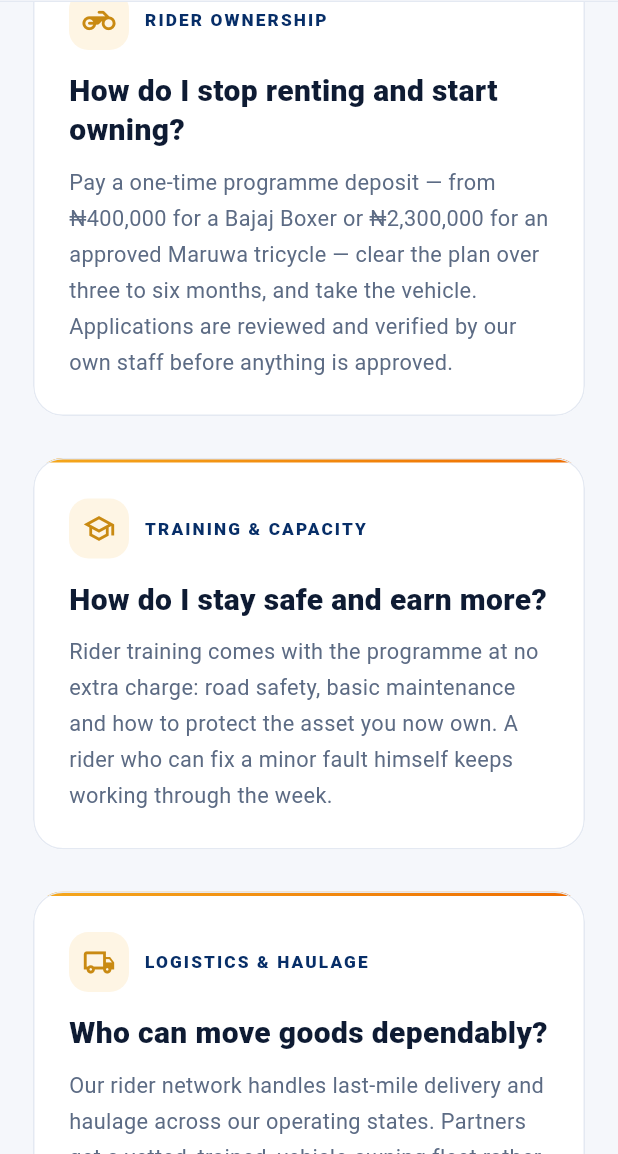
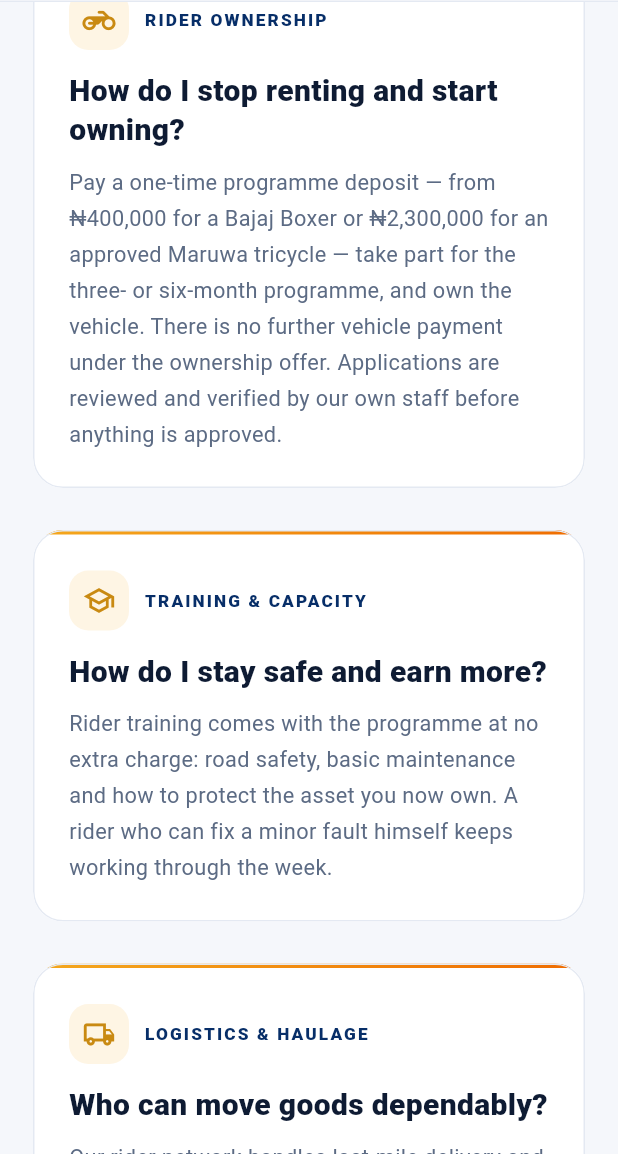
Before and after one commit to thompsonmoses-web/teamak-portal, a Flutter app: the WhatWeDoPage screen opened by its route, scrolled down 576 dp, on a phone screen of 412 x 824 dp, the part 82-1236 px from its top. Run offline on Flutter 3.47's test engine with Material 3 defaults, Android fonts, the phone set to English and light mode, and no system bars; our stand-ins replace go_router, shared_preferences; accounts and stored records are empty; network calls fail.

Commit message:
Correct the price list against the signed-off form spec
- Tricycle promo quoted a fabricated 'from just N450,000' - the price list has one Maruwa figure: N2,300,000 (3-month programme); corrected on both banners and the hero mockup (which now shows the real N400,000 entry price)
- The form note says the deposit is ONE-TIME with no further vehicle payment: removed the 'instalment plan' claims on both promo banners, rewrote the What-we-do pillar and the FAQ cost answer to state one-time deposit + programme duration
- All three tier prices verified against docs/form-spec.md: 650,000/3mo, 400,000/6mo, 2,300,000/3mo - server, demo mirror, wizard, dashboard and staff pages already matched

```diff
--- a/app/lib/pages/faq_page.dart
+++ b/app/lib/pages/faq_page.dart
@@ -501,10 +501,12 @@ const List<_FaqEntry> _questions = <_FaqEntry>[
   _FaqEntry(
     'Approval & payment',
     'What do the programmes cost?',
-    'There are three ownership tracks: Okada at ₦650,000 over 3 months, '
-        'Okada at ₦400,000 over 6 months, and Maruwa at ₦2,300,000 over '
-        '3 months. The programme you pick in the form is what staff '
-        'confirm with you at approval.',
+    'There are three ownership tracks, each with a one-time programme '
+        'deposit: Okada ₦650,000 (3-month programme), Okada ₦400,000 '
+        '(6-month programme), and Maruwa ₦2,300,000 (3-month programme). '
+        'The deposit covers the machine — there is no further vehicle '
+        'payment under the ownership offer. The programme you pick in the '
+        'form is what staff confirm with you at approval.',
   ),
   _FaqEntry(
     'Approval & payment',
--- a/app/lib/pages/landing_page.dart
+++ b/app/lib/pages/landing_page.dart
@@ -118,8 +118,8 @@ class _LandingPageState extends State<LandingPage> {
                   title: 'BAJAJ BOXER — LIMITED PROMO',
                   headline: 'Own a brand-new Bajaj Boxer\nfrom just ₦400,000',
                   mobileHeadline: 'Own a brand-new Bajaj Boxer from just ₦400,000',
-                  benefits: '6-month instalment plan · One-time deposit · Free rider training',
-                  mobileBenefits: '6-month plan · One-time deposit · Free training',
+                  benefits: 'One-time deposit · 6-month programme · Free rider training',
+                  mobileBenefits: 'One-time deposit · 6-month plan · Free training',
                   slots: '⚡ Only 12 slots left',
                   mobileSlots: '⚡ Only 12 slots left this month',
                   deadline: promoEnd,
@@ -136,10 +136,10 @@ class _LandingPageState extends State<LandingPage> {
                   badgeGradient: const <Color>[Color(0xFF00897B), Color(0xFF26A69A)],
                   badgeShadow: const Color(0xFF00897B),
                   title: 'BAJAJ TRICYCLE — FAMILY & BUSINESS',
-                  headline: 'Own a Bajaj tricycle\nfrom just ₦450,000',
-                  mobileHeadline: 'Own a Bajaj tricycle from just ₦450,000',
-                  benefits: '6-month instalment plan · High earning capacity · Free maintenance training',
-                  mobileBenefits: '6-month plan · High earnings · Free training',
+                  headline: 'Own a Bajaj tricycle\nfrom just ₦2,300,000',
+                  mobileHeadline: 'Own a Bajaj tricycle from just ₦2,300,000',
+                  benefits: 'One-time deposit · 3-month programme · Free maintenance training',
+                  mobileBenefits: 'One-time deposit · 3-month plan · Free training',
                   slots: '⚡ Only 10 slots left',
                   mobileSlots: '⚡ Only 10 slots left this month',
                   deadline: promoEnd,
@@ -718,7 +718,7 @@ class _DashboardMockup extends StatelessWidget {
               ),
               const SizedBox(height: 14),
               const Text(
-                '₦450,000',
+                '₦400,000',
                 style: TextStyle(
                   color: TeamakColors.ink,
                   fontSize: 34,
--- a/app/lib/pages/what_we_do_page.dart
+++ b/app/lib/pages/what_we_do_page.dart
@@ -93,9 +93,10 @@ class WhatWeDoPage extends StatelessWidget {
       'Rider ownership',
       'How do I stop renting and start owning?',
       'Pay a one-time programme deposit — from ₦400,000 for a Bajaj Boxer or '
-          '₦2,300,000 for an approved Maruwa tricycle — clear the plan over three '
-          'to six months, and take the vehicle. Applications are reviewed and '
-          'verified by our own staff before anything is approved.',
+          '₦2,300,000 for an approved Maruwa tricycle — take part for the '
+          'three- or six-month programme, and own the vehicle. There is no '
+          'further vehicle payment under the ownership offer. Applications are '
+          'reviewed and verified by our own staff before anything is approved.',
       Icons.motorcycle_rounded,
     ),
     (
```
Also changed, not shown: 1 other file.
